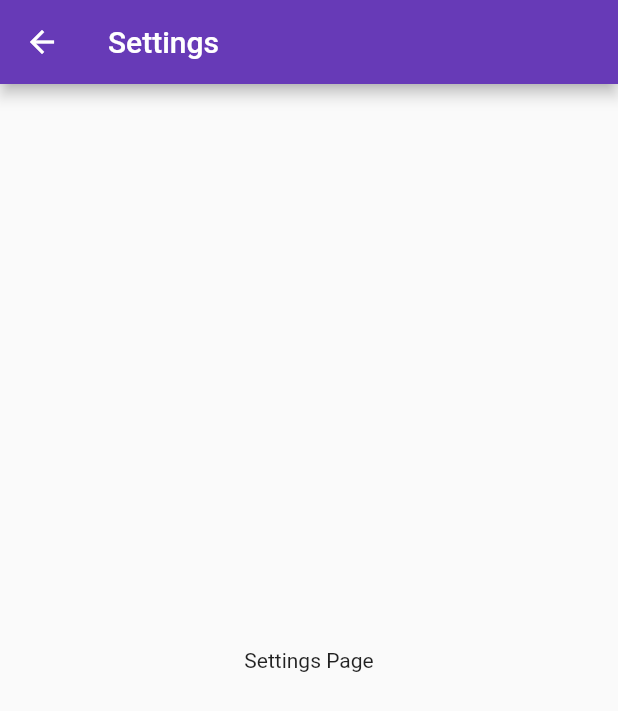
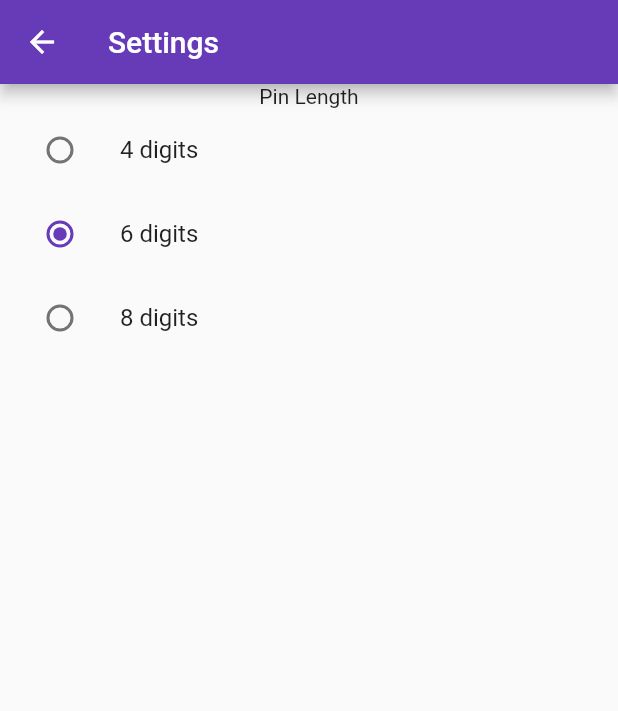
Before and after one commit to davidfung/genpin-flutter, a Flutter app: the SettingsPage screen opened directly, on a phone screen of 412 x 824 dp. Shown: the top 711 px of the screen. Run offline on Flutter 3.47's test engine with Material 2 defaults, Android fonts, the phone set to English and light mode, and no system bars.

Commit message:
Add radio buttons in settings

```diff
--- a/lib/pages/settings.dart
+++ b/lib/pages/settings.dart
@@ -1,11 +1,70 @@
 import 'package:flutter/material.dart';
 
-class SettingsPage extends StatelessWidget {
+const int DEFAULT_PIN_LENGTH = 6;
+
+class SettingsPage extends StatefulWidget {
+  @override
+  _SettingsPageState createState() => _SettingsPageState();
+}
+
+class _SettingsPageState extends State<SettingsPage> {
+  int _pinLength = DEFAULT_PIN_LENGTH;
+
   @override
   Widget build(BuildContext context) {
     return Scaffold(
-      appBar: AppBar(title: Text('Settings'),),
-      body: Center(child: Text("Settings Page"),),
+      appBar: AppBar(
+        title: Text('Settings'),
+      ),
+      body: _buildPage(context),
+    );
+  }
+
+  Widget _buildPage(BuildContext context) {
+    return Center(
+      child: Column(
+        children: <Widget>[
+          Text('Pin Length'),
+          ListTile(
+            title: const Text('4 digits'),
+            leading: Radio(
+              value: 4,
+              groupValue: _pinLength,
+              onChanged: (int value) {
+                setState(() {
+                  _pinLength = value;
+                });
+              },
+            ),
+          ),
+          ListTile(
+            title: const Text('6 digits'),
+            leading: Radio(
+              value: 6,
+              groupValue: _pinLength,
+              onChanged: (int value) {
+                setState(() {
+                  _pinLength = value;
+                  print(_pinLength);
+                });
+              },
+            ),
+          ),
+          ListTile(
+            title: const Text('8 digits'),
+            leading: Radio(
+              value: 8,
+              groupValue: _pinLength,
+              onChanged: (int value) {
+                setState(() {
+                  _pinLength = value;
+                  print(_pinLength);
+                });
+              },
+            ),
+          ),
+        ],
+      ),
     );
   }
 }
```
